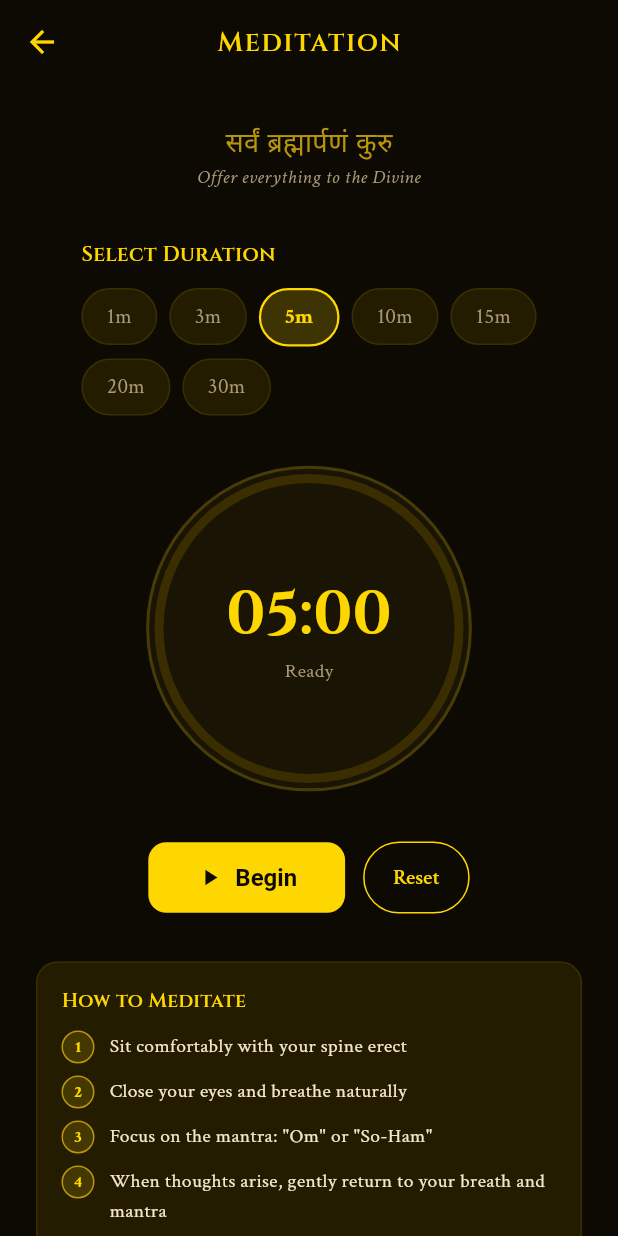
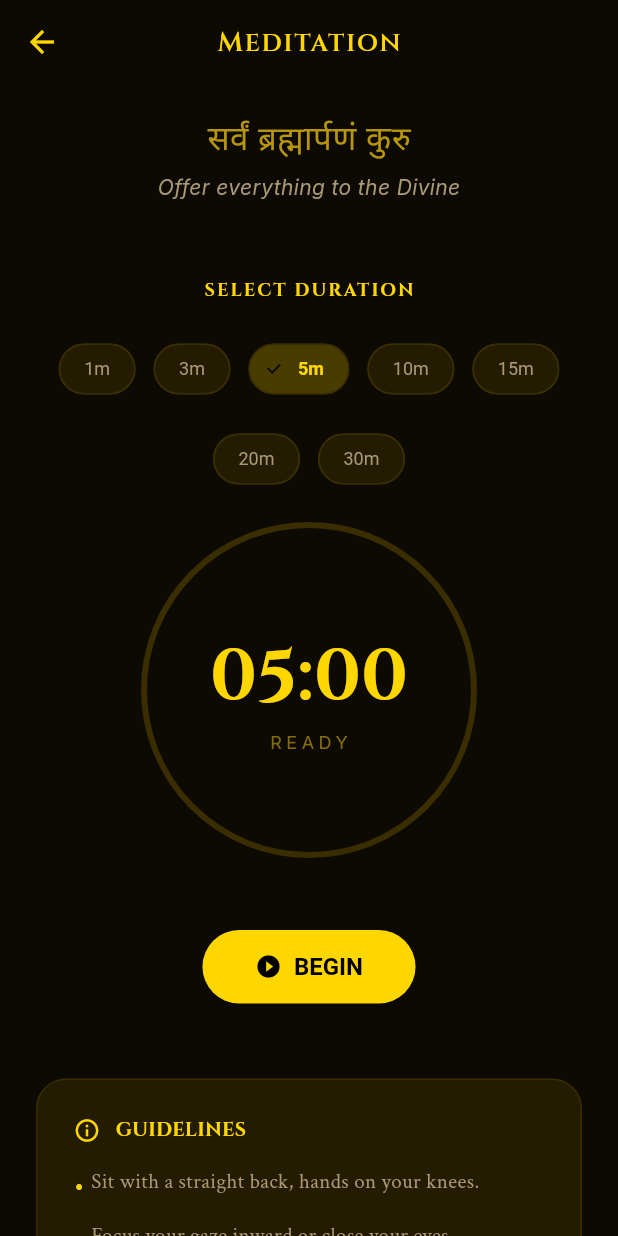
Before and after one commit to Kuldeep532/Geeta-Nexus, a Flutter app: the MeditationScreen screen opened directly, on a phone screen of 412 x 824 dp. Run offline on Flutter 3.47's test engine with Material 3 defaults, Android fonts, the phone set to English and light mode, and no system bars; our stand-ins replace audioplayers, google_fonts, permission_handler, shared_preferences, wakelock_plus; accounts and stored records are empty.

Commit message:
Enhance meditation screen functionality and UI
Refactor meditation screen to improve audio handling, timer logic, and UI elements.

```diff
--- a/lib/screens/meditation_screen.dart
+++ b/lib/screens/meditation_screen.dart
@@ -2,6 +2,8 @@ import 'dart:async';
 import 'package:flutter/material.dart';
 import 'package:google_fonts/google_fonts.dart';
 import 'package:provider/provider.dart';
+import 'package:audioplayers/audioplayers.dart';
+import 'package:wakelock_plus/wakelock_plus.dart';
 import '../theme.dart';
 import '../state/app_state.dart';
 
@@ -14,11 +16,17 @@ class MeditationScreen extends StatefulWidget {
 
 class _MeditationScreenState extends State<MeditationScreen>
     with TickerProviderStateMixin {
+
+  // High-performance state variables
+  final ValueNotifier<int> _secondsLeftNotifier = ValueNotifier<int>(300);
   int _selectedMinutes = 5;
-  int _secondsLeft = 0;
   bool _running = false;
   bool _finished = false;
+
   Timer? _timer;
+  DateTime? _endTime;
+
+  final AudioPlayer _audioPlayer = AudioPlayer();
   late AnimationController _pulseController;
   late Animation<double> _pulseAnim;
 
@@ -27,12 +35,12 @@ class _MeditationScreenState extends State<MeditationScreen>
   @override
   void initState() {
     super.initState();
-    _secondsLeft = _selectedMinutes * 60;
     _pulseController = AnimationController(
       vsync: this,
       duration: const Duration(seconds: 4),
     )..repeat(reverse: true);
-    _pulseAnim = Tween<double>(begin: 0.85, end: 1.15).animate(
+
+    _pulseAnim = Tween<double>(begin: 0.9, end: 1.1).animate(
       CurvedAnimation(parent: _pulseController, curve: Curves.easeInOut),
     );
   }
@@ -41,52 +49,82 @@ class _MeditationScreenState extends State<MeditationScreen>
   void dispose() {
     _timer?.cancel();
     _pulseController.dispose();
+    _audioPlayer.dispose();
+    _secondsLeftNotifier.dispose();
+    WakelockPlus.disable(); // Ensure screen lock is released
     super.dispose();
+  }
+
+  // Safe Audio Logic: Won't crash if file is missing
+  Future<void> _playFinishSound() async {
+    try {
+      // Logic: Only attempts play if the file exists in your future assets
+      await _audioPlayer.play(AssetSource('audio/meditation_bell.mp3'));
+    } catch (e) {
+      // Silently catch error if file is not yet uploaded
+      debugPrint("Audio ignored: File likely missing from assets. Error: $e");
+    }
   }
 
   void _startStop() {
     if (_running) {
       _timer?.cancel();
+      WakelockPlus.disable();
       setState(() => _running = false);
     } else {
+      WakelockPlus.enable(); // Keep screen on during meditation
       setState(() {
         _running = true;
         _finished = false;
+        _endTime = DateTime.now().add(Duration(seconds: _secondsLeftNotifier.value));
       });
-      _timer = Timer.periodic(const Duration(seconds: 1), (_) {
-        if (_secondsLeft <= 0) {
-          _timer?.cancel();
-          final mins = _selectedMinutes;
-          context.read<AppState>().addMeditationMinutes(mins);
-          setState(() {
-            _running = false;
-            _finished = true;
-          });
+
+      _timer = Timer.periodic(const Duration(milliseconds: 200), (timer) {
+        if (!mounted) return;
+
+        final remaining = _endTime!.difference(DateTime.now()).inSeconds;
+
+        if (remaining <= 0) {
+          timer.cancel();
+          _onFinish();
         } else {
-          setState(() => _secondsLeft--);
+          // Updates only the listener, not the whole build method
+          _secondsLeftNotifier.value = remaining;
         }
       });
     }
   }
 
+  void _onFinish() {
+    _playFinishSound();
+    WakelockPlus.disable();
+
+    // Safety check for Provider context
+    if (mounted) {
+      context.read<AppState>().addMeditationMinutes(_selectedMinutes);
+    }
+
+    setState(() {
+      _running = false;
+      _finished = true;
+      _secondsLeftNotifier.value = 0;
+    });
+  }
+
   void _reset() {
     _timer?.cancel();
+    WakelockPlus.disable();
     setState(() {
       _running = false;
       _finished = false;
-      _secondsLeft = _selectedMinutes * 60;
+      _secondsLeftNotifier.value = _selectedMinutes * 60;
     });
   }
 
-  String get _timeDisplay {
-    final m = _secondsLeft ~/ 60;
-    final s = _secondsLeft % 60;
+  String _formatTime(int totalSeconds) {
+    final m = totalSeconds ~/ 60;
+    final s = totalSeconds % 60;
     return '${m.toString().padLeft(2, '0')}:${s.toString().padLeft(2, '0')}';
-  }
-
-  double get _progress {
-    final total = _selectedMinutes * 60;
-    return total == 0 ? 0 : 1 - (_secondsLeft / total);
   }
 
   @override
@@ -95,29 +133,32 @@ class _MeditationScreenState extends State<MeditationScreen>
       backgroundColor: kBg,
       appBar: AppBar(
         title: const Text('Meditation'),
-        leading: const BackButton(),
+        backgroundColor: Colors.transparent,
+        elevation: 0,
+        leading: const BackButton(color: kGold),
       ),
-      body: SingleChildScrollView(
-        child: Padding(
-          padding: const EdgeInsets.all(24),
+      body: SafeArea(
+        child: SingleChildScrollView(
+          padding: const EdgeInsets.symmetric(horizontal: 24, vertical: 20),
           child: Column(
             children: [
               Text(
                 'सर्वं ब्रह्मार्पणं कुरु',
                 style: GoogleFonts.notoSansDevanagari(
-                    color: kGoldDim, fontSize: 18, height: 1.6),
+                    color: kGoldDim, fontSize: 22, fontWeight: FontWeight.w500),
               ),
+              const SizedBox(height: 8),
               Text('Offer everything to the Divine',
-                  style: const TextStyle(
-                      color: kTextDim, fontSize: 13, fontStyle: FontStyle.italic)),
-              const SizedBox(height: 32),
+                  style: GoogleFonts.inter(
+                      color: kTextDim, fontSize: 14, fontStyle: FontStyle.italic)),
+              const SizedBox(height: 50),
+
               if (!_running && !_finished) _buildDurationPicker(),
-              const SizedBox(height: 32),
-              if (_finished)
-                _buildFinished()
-              else
-                _buildTimer(),
-              const SizedBox(height: 32),
+
+              const SizedBox(height: 20),
+              if (_finished) _buildFinished() else _buildTimerUI(),
+
+              const SizedBox(height: 50),
               _buildInstructions(),
             ],
           ),
@@ -128,37 +169,38 @@ class _MeditationScreenState extends State<MeditationScreen>
 
   Widget _buildDurationPicker() {
     return Column(
-      crossAxisAlignment: CrossAxisAlignment.start,
       children: [
-        Text('Select Duration',
+        Text('SELECT DURATION',
             style: GoogleFonts.cinzel(
-                color: kGold, fontSize: 14, fontWeight: FontWeight.w600)),
-        const SizedBox(height: 12),
+                color: kGold, fontSize: 12, fontWeight: FontWeight.bold, letterSpacing: 1.5)),
+        const SizedBox(height: 20),
         Wrap(
-          spacing: 8,
-          runSpacing: 8,
+          alignment: WrapAlignment.center,
+          spacing: 12,
+          runSpacing: 12,
           children: _durations.map((d) {
-            final selected = d == _selectedMinutes;
-            return GestureDetector(
-              onTap: () => setState(() {
+            final isSelected = d == _selectedMinutes;
+            return ChoiceChip(
+              label: Text('${d}m'),
+              selected: isSelected,
+              onSelected: (val) {
+                if (val) {
+                  setState(() {
+                    _timer?.cancel();
+                    _running = false;
                     _selectedMinutes = d;
-                _secondsLeft = d * 60;
-              }),
-              child: Container(
-                padding: const EdgeInsets.symmetric(horizontal: 16, vertical: 8),
-                decoration: BoxDecoration(
-                  color: selected ? kGold.withOpacity(0.2) : kCard,
-                  borderRadius: BorderRadius.circular(20),
-                  border: Border.all(
-                      color: selected ? kGold : kDivider, width: selected ? 1.5 : 1),
+                    _secondsLeftNotifier.value = d * 60;
+                  });
+                }
+              },
+              backgroundColor: kCard,
+              selectedColor: kGold.withOpacity(0.2),
+              labelStyle: TextStyle(
+                color: isSelected ? kGold : kTextDim,
+                fontWeight: isSelected ? FontWeight.bold : FontWeight.normal,
               ),
-                child: Text(
-                  '${d}m',
-                  style: TextStyle(
-                      color: selected ? kGold : kTextDim,
-                      fontWeight:
-                          selected ? FontWeight.bold : FontWeight.normal),
-                ),
+              shape: StadiumBorder(
+                side: BorderSide(color: isSelected ? kGold : kDivider),
               ),
             );
           }).toList(),
@@ -167,72 +209,91 @@ class _MeditationScreenState extends State<MeditationScreen>
     );
   }
 
-  Widget _buildTimer() {
+  Widget _buildTimerUI() {
     return Column(
       children: [
         Stack(
           alignment: Alignment.center,
           children: [
+            if (_running)
               ScaleTransition(
                 scale: _pulseAnim,
                 child: Container(
-                width: 220,
-                height: 220,
+                  width: 250,
+                  height: 250,
                   decoration: BoxDecoration(
                     shape: BoxShape.circle,
-                  color: kGold.withOpacity(0.05),
-                  border: Border.all(color: kGoldDim.withOpacity(0.3), width: 2),
+                    color: kGold.withOpacity(0.03),
                   ),
                 ),
               ),
-            SizedBox(
-              width: 200,
-              height: 200,
+            if (_running)
+              const Positioned(
+                top: 20,
+                child: Icon(Icons.self_improvement, size: 40, color: kGoldDim),
+              ),
+            ValueListenableBuilder<int>(
+              valueListenable: _secondsLeftNotifier,
+              builder: (context, seconds, child) {
+                final total = _selectedMinutes * 60;
+                final progress = total == 0 ? 0.0 : 1 - (seconds / total);
+                return SizedBox(
+                  width: 220,
+                  height: 220,
                   child: CircularProgressIndicator(
-                value: _progress,
-                strokeWidth: 6,
+                    value: progress,
+                    strokeWidth: 4,
                     backgroundColor: kDivider,
-                color: kGold,
+                    valueColor: const AlwaysStoppedAnimation<Color>(kGold),
                   ),
+                );
+              },
             ),
             Column(
               mainAxisSize: MainAxisSize.min,
               children: [
-                Text(
-                  _timeDisplay,
+                ValueListenableBuilder<int>(
+                  valueListenable: _secondsLeftNotifier,
+                  builder: (context, seconds, child) {
+                    return Text(
+                      _formatTime(seconds),
                       style: GoogleFonts.cinzel(
-                      color: kGold, fontSize: 40, fontWeight: FontWeight.bold),
+                          color: kGold, fontSize: 48, fontWeight: FontWeight.bold),
+                    );
+                  },
                 ),
                 Text(
-                  _running ? 'Meditating...' : 'Ready',
-                  style: const TextStyle(color: kTextDim, fontSize: 13),
+                  _running ? 'SHANTI' : 'READY',
+                  style: GoogleFonts.inter(
+                      color: kGoldDim.withOpacity(0.7), fontSize: 12, letterSpacing: 3),
                 ),
               ],
             ),
           ],
         ),
-        const SizedBox(height: 32),
+        const SizedBox(height: 50),
         Row(
           mainAxisAlignment: MainAxisAlignment.center,
           children: [
             ElevatedButton.icon(
               onPressed: _startStop,
-              icon: Icon(_running ? Icons.pause : Icons.play_arrow),
-              label: Text(_running ? 'Pause' : 'Begin'),
+              icon: Icon(_running ? Icons.pause_circle_filled : Icons.play_circle_filled),
+              label: Text(_running ? 'PAUSE' : 'BEGIN'),
               style: ElevatedButton.styleFrom(
-                padding: const EdgeInsets.symmetric(horizontal: 32, vertical: 14),
+                backgroundColor: kGold,
+                foregroundColor: Colors.black,
+                padding: const EdgeInsets.symmetric(horizontal: 35, vertical: 15),
+                shape: RoundedRectangleBorder(borderRadius: BorderRadius.circular(30)),
               ),
             ),
-            const SizedBox(width: 12),
-            OutlinedButton(
+            if (!_running && _secondsLeftNotifier.value < (_selectedMinutes * 60)) ...[
+              const SizedBox(width: 15),
+              IconButton(
                 onPressed: _reset,
-              style: OutlinedButton.styleFrom(
-                foregroundColor: kGold,
-                side: const BorderSide(color: kGold),
-                padding: const EdgeInsets.symmetric(horizontal: 20, vertical: 14),
+                icon: const Icon(Icons.refresh, color: kGoldDim),
+                tooltip: 'Reset Timer',
               ),
-              child: const Text('Reset'),
-            ),
+            ]
           ],
         ),
       ],
@@ -242,25 +303,21 @@ class _MeditationScreenState extends State<MeditationScreen>
   Widget _buildFinished() {
     return Column(
       children: [
-        const Text('🧘', style: TextStyle(fontSize: 60)),
+        const Text('🕉️', style: TextStyle(fontSize: 60)),
+        const SizedBox(height: 20),
+        Text('Peace Attained',
+            style: GoogleFonts.cinzel(
+                color: kGold, fontSize: 26, fontWeight: FontWeight.bold)),
         const SizedBox(height: 12),
-        Text('Session Complete',
-            style: GoogleFonts.cinzel(
-                color: kGold, fontSize: 22, fontWeight: FontWeight.bold)),
-        const SizedBox(height: 8),
-        Text('+${_selectedMinutes * 5} XP earned!',
-            style: const TextStyle(color: kGoldDim, fontSize: 15)),
-        const SizedBox(height: 8),
         Text(
-          'You meditated for $_selectedMinutes minutes.\nMay this practice bring you peace.',
-          style: const TextStyle(color: kTextDim, fontSize: 14, height: 1.6),
+          'Practice completed successfully.\nMay your day be filled with mindfulness.',
           textAlign: TextAlign.center,
+          style: GoogleFonts.inter(color: kTextDim, fontSize: 15, height: 1.5),
         ),
-        const SizedBox(height: 24),
-        ElevatedButton.icon(
+        const SizedBox(height: 35),
+        TextButton(
           onPressed: _reset,
-          icon: const Icon(Icons.refresh),
-          label: const Text('Meditate Again'),
+          child: const Text('RESTART SESSION', style: TextStyle(color: kGold, letterSpacing: 1)),
         ),
       ],
     );
@@ -268,30 +325,28 @@ class _MeditationScreenState extends State<MeditationScreen>
 
   Widget _buildInstructions() {
     return Container(
-      padding: const EdgeInsets.all(16),
+      padding: const EdgeInsets.all(24),
       decoration: BoxDecoration(
         color: kCard,
-        borderRadius: BorderRadius.circular(14),
+        borderRadius: BorderRadius.circular(20),
         border: Border.all(color: kDivider),
       ),
       child: Column(
         crossAxisAlignment: CrossAxisAlignment.start,
         children: [
-          Text('How to Meditate',
+          Row(
+            children: [
+              const Icon(Icons.info_outline, color: kGold, size: 18),
+              const SizedBox(width: 10),
+              Text('GUIDELINES',
                   style: GoogleFonts.cinzel(
-                  color: kGold, fontSize: 13, fontWeight: FontWeight.w600)),
-          const SizedBox(height: 10),
-          const _Step(
-              num: '1', text: 'Sit comfortably with your spine erect'),
-          const _Step(num: '2', text: 'Close your eyes and breathe naturally'),
-          const _Step(num: '3', text: 'Focus on the mantra: "Om" or "So-Ham"'),
-          const _Step(
-              num: '4',
-              text:
-                  'When thoughts arise, gently return to your breath and mantra'),
-          const _Step(
-              num: '5',
-              text: 'Rest in the awareness beneath all thoughts'),
+                      color: kGold, fontSize: 13, fontWeight: FontWeight.bold)),
+            ],
+          ),
+          const SizedBox(height: 15),
+          const _Step(text: 'Sit with a straight back, hands on your knees.'),
+          const _Step(text: 'Focus your gaze inward or close your eyes.'),
+          const _Step(text: 'Let thoughts pass like clouds in the sky.'),
         ],
       ),
     );
@@ -299,36 +354,18 @@ class _MeditationScreenState extends State<MeditationScreen>
 }
 
 class _Step extends StatelessWidget {
-  final String num;
   final String text;
-  const _Step({required this.num, required this.text});
+  const _Step({required this.text});
 
   @override
   Widget build(BuildContext context) {
     return Padding(
-      padding: const EdgeInsets.only(bottom: 8),
+      padding: const EdgeInsets.only(bottom: 10),
       child: Row(
         crossAxisAlignment: CrossAxisAlignment.start,
         children: [
-          Container(
-            width: 22,
-            height: 22,
-            decoration: BoxDecoration(
-              shape: BoxShape.circle,
-              color: kGold.withOpacity(0.15),
-              border: Border.all(color: kGoldDim),
-            ),
-            child: Center(
-              child: Text(num,
-                  style: const TextStyle(
-                      color: kGold, fontSize: 11, fontWeight: FontWeight.bold)),
-            ),
-          ),
-          const SizedBox(width: 10),
-          Expanded(
-              child: Text(text,
-                  style: const TextStyle(
-                      color: kText, fontSize: 13, height: 1.5))),
+          const Text('• ', style: TextStyle(color: kGold, fontSize: 18)),
+          Expanded(child: Text(text, style: const TextStyle(color: kTextDim, fontSize: 14))),
         ],
       ),
     );
```
Lines whose indentation alone changed are shown as unchanged.
